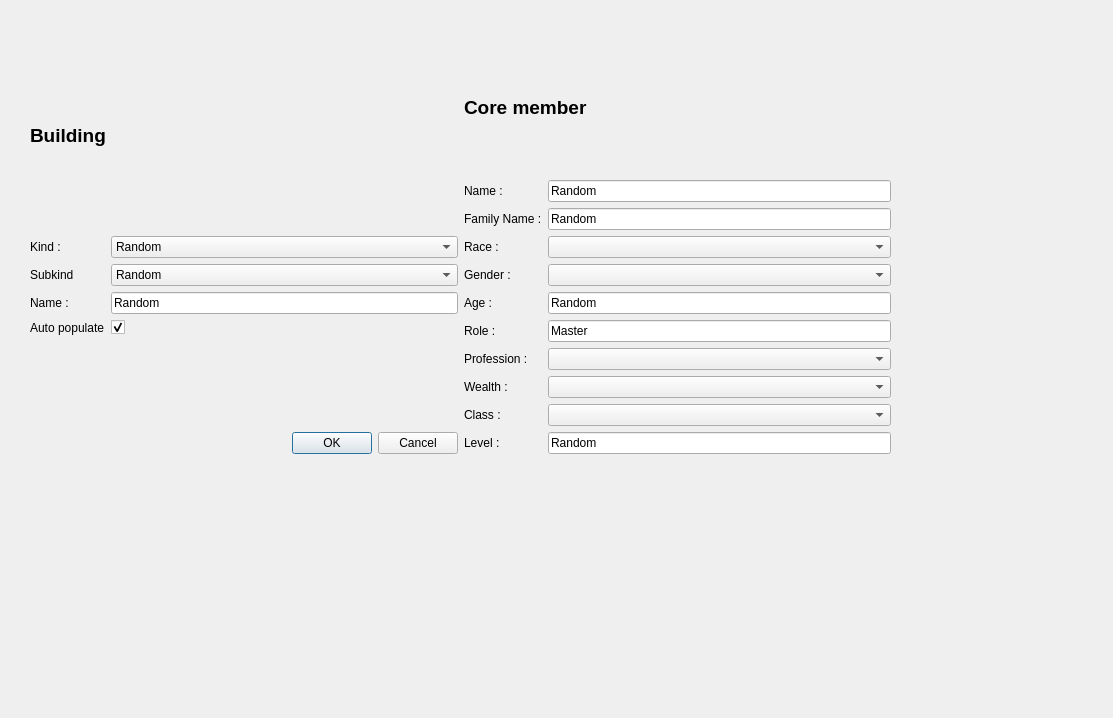
The window that ModularWorldUi/add_building_dialog.ui (LordAle/ModularWorld) describes before a commit, drawn with Qt 5.
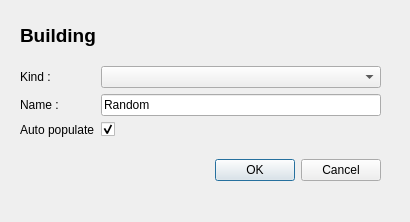
The same window after the commit.

What changed in the file:
```diff
--- a/ModularWorldUi/add_building_dialog.ui
+++ b/ModularWorldUi/add_building_dialog.ui
@@ -6,8 +6,8 @@
    <rect>
     <x>0</x>
     <y>0</y>
-    <width>1113</width>
-    <height>718</height>
+    <width>410</width>
+    <height>222</height>
    </rect>
   </property>
   <property name="windowTitle">
@@ -16,10 +16,10 @@
   <widget class="QWidget" name="horizontalLayoutWidget">
    <property name="geometry">
     <rect>
-     <x>30</x>
-     <y>40</y>
-     <width>861</width>
-     <height>414</height>
+     <x>20</x>
+     <y>10</y>
+     <width>361</width>
+     <height>171</height>
     </rect>
    </property>
    <layout class="QHBoxLayout" name="horizontalLayout">
@@ -27,6 +27,12 @@
      <layout class="QVBoxLayout" name="verticalLayout">
       <item>
        <widget class="QLabel" name="label">
+        <property name="maximumSize">
+         <size>
+          <width>16777215</width>
+          <height>50</height>
+         </size>
+        </property>
         <property name="font">
          <font>
           <pointsize>14</pointsize>
@@ -49,193 +55,36 @@
          </widget>
         </item>
         <item row="0" column="1">
-         <widget class="QComboBox" name="kindComboBox">
-          <item>
-           <property name="text">
-            <string>Random</string>
-           </property>
-          </item>
-          <item>
-           <property name="text">
-            <string>House (Noble)</string>
-           </property>
-          </item>
-          <item>
-           <property name="text">
-            <string>House (Bourgeois)</string>
-           </property>
-          </item>
-          <item>
-           <property name="text">
-            <string>House (Commoner)</string>
-           </property>
-          </item>
-          <item>
-           <property name="text">
-            <string>House (Farmer)</string>
-           </property>
-          </item>
-          <item>
-           <property name="text">
-            <string>Shop (General)</string>
-           </property>
-          </item>
-          <item>
-           <property name="text">
-            <string>Shop (Food)</string>
-           </property>
-          </item>
-          <item>
-           <property name="text">
-            <string>Shop (Health)</string>
-           </property>
-          </item>
-          <item>
-           <property name="text">
-            <string>Shop (Book)</string>
-           </property>
-          </item>
-          <item>
-           <property name="text">
-            <string>Shop (Magic)</string>
-           </property>
-          </item>
-          <item>
-           <property name="text">
-            <string>Shop (Luxery)</string>
-           </property>
-          </item>
-          <item>
-           <property name="text">
-            <string>Shop (Ressource)</string>
-           </property>
-          </item>
-          <item>
-           <property name="text">
-            <string>Workshop (Blacksmith)</string>
-           </property>
-          </item>
-          <item>
-           <property name="text">
-            <string>Workshop (Tailor)</string>
-           </property>
-          </item>
-          <item>
-           <property name="text">
-            <string>Workshop (Leatherwork)</string>
-           </property>
-          </item>
-          <item>
-           <property name="text">
-            <string>Workshop (Woodwork)</string>
-           </property>
-          </item>
-          <item>
-           <property name="text">
-            <string>Workshop (Other)</string>
-           </property>
-          </item>
-          <item>
-           <property name="text">
-            <string>Castle (Keep)</string>
-           </property>
-          </item>
-          <item>
-           <property name="text">
-            <string>Castle (Castle)</string>
-           </property>
-          </item>
-          <item>
-           <property name="text">
-            <string>Religious (Shrine)</string>
-           </property>
-          </item>
-          <item>
-           <property name="text">
-            <string>Religious (Monastery)</string>
-           </property>
-          </item>
-          <item>
-           <property name="text">
-            <string>Religious (Church)</string>
-           </property>
-          </item>
-          <item>
-           <property name="text">
-            <string>Religious (Cathedral)</string>
-           </property>
-          </item>
-          <item>
-           <property name="text">
-            <string>Education (School)</string>
-           </property>
-          </item>
-          <item>
-           <property name="text">
-            <string>Education (University)</string>
-           </property>
-          </item>
-          <item>
-           <property name="text">
-            <string>Military (Barrack)</string>
-           </property>
-          </item>
-          <item>
-           <property name="text">
-            <string>Military (Prison)</string>
-           </property>
-          </item>
-          <item>
-           <property name="text">
-            <string>Military (Fortress)</string>
-           </property>
-          </item>
-         </widget>
+         <widget class="QComboBox" name="kindComboBox"/>
         </item>
-        <item row="2" column="0">
+        <item row="1" column="0">
          <widget class="QLabel" name="nameLabel">
           <property name="text">
            <string>Name :</string>
           </property>
          </widget>
         </item>
-        <item row="2" column="1">
+        <item row="1" column="1">
          <widget class="QLineEdit" name="nameLineEdit">
           <property name="text">
            <string>Random</string>
           </property>
          </widget>
         </item>
-        <item row="3" column="0">
+        <item row="2" column="0">
          <widget class="QLabel" name="autoPopulateLabel">
           <property name="text">
            <string>Auto populate</string>
           </property>
          </widget>
         </item>
-        <item row="3" column="1">
+        <item row="2" column="1">
          <widget class="QCheckBox" name="autoPopulateCheckBox">
           <property name="checked">
            <bool>true</bool>
           </property>
          </widget>
         </item>
-        <item row="1" column="0">
-         <widget class="QLabel" name="subkindLabel">
-          <property name="text">
-           <string>Subkind</string>
-          </property>
-         </widget>
-        </item>
-        <item row="1" column="1">
-         <widget class="QComboBox" name="subkindComboBox">
-          <item>
-           <property name="text">
-            <string>Random</string>
-           </property>
-          </item>
-         </widget>
-        </item>
        </layout>
       </item>
       <item>
@@ -250,151 +99,6 @@
       </item>
      </layout>
     </item>
-    <item>
-     <layout class="QVBoxLayout" name="verticalLayout_2">
-      <item>
-       <widget class="QLabel" name="label_2">
-        <property name="font">
-         <font>
-          <pointsize>14</pointsize>
-          <weight>75</weight>
-          <bold>true</bold>
-         </font>
-        </property>
-        <property name="text">
-         <string>Core member</string>
-        </property>
-       </widget>
-      </item>
-      <item>
-       <layout class="QFormLayout" name="formLayout_2">
-        <item row="0" column="0">
-         <widget class="QLabel" name="nameLabel_2">
-          <property name="text">
-           <string>Name :</string>
-          </property>
-         </widget>
-        </item>
-        <item row="0" column="1">
-         <widget class="QLineEdit" name="coreNameLineEdit">
-          <property name="text">
-           <string>Random</string>
-          </property>
-         </widget>
-        </item>
-        <item row="1" column="0">
-         <widget class="QLabel" name="familyNameLabel">
-          <property name="text">
-           <string>Family Name :</string>
-          </property>
-         </widget>
-        </item>
-        <item row="1" column="1">
-         <widget class="QLineEdit" name="familyNameLineEdit">
-          <property name="text">
-           <string>Random</string>
-          </property>
-         </widget>
-        </item>
-        <item row="2" column="0">
-         <widget class="QLabel" name="raceLabel">
-          <property name="text">
-           <string>Race :</string>
-          </property>
-         </widget>
-        </item>
-        <item row="2" column="1">
-         <widget class="QComboBox" name="raceComboBox"/>
-        </item>
-        <item row="3" column="0">
-         <widget class="QLabel" name="genderLabel">
-          <property name="text">
-           <string>Gender :</string>
-          </property>
-         </widget>
-        </item>
-        <item row="3" column="1">
-         <widget class="QComboBox" name="genderComboBox"/>
-        </item>
-        <item row="4" column="0">
-         <widget class="QLabel" name="ageLabel">
-          <property name="text">
-           <string>Age :</string>
-          </property>
-         </widget>
-        </item>
-        <item row="5" column="0">
-         <widget class="QLabel" name="roleLabel">
-          <property name="text">
-           <string>Role :</string>
-          </property>
-         </widget>
-        </item>
-        <item row="6" column="0">
-         <widget class="QLabel" name="professionLabel">
-          <property name="text">
-           <string>Profession :</string>
-          </property>
-         </widget>
-        </item>
-        <item row="6" column="1">
-         <widget class="QComboBox" name="professionComboBox"/>
-        </item>
-        <item row="8" column="0">
-         <widget class="QLabel" name="classLabel">
-          <property name="text">
-           <string>Class :</string>
-          </property>
-         </widget>
-        </item>
-        <item row="8" column="1">
-         <widget class="QComboBox" name="classComboBox"/>
-        </item>
-        <item row="9" column="0">
-         <widget class="QLabel" name="levelLabel">
-          <property name="text">
-           <string>Level :</string>
-          </property>
-         </widget>
-        </item>
-        <item row="9" column="1">
-         <widget class="QLineEdit" name="levelLineEdit">
-          <property name="text">
-           <string>Random</string>
-          </property>
-         </widget>
-        </item>
-        <item row="4" column="1">
-         <widget class="QLineEdit" name="ageLineEdit">
-          <property name="text">
-           <string>Random</string>
-          </property>
-         </widget>
-        </item>
-        <item row="7" column="0">
-         <widget class="QLabel" name="wealthLabel">
-          <property name="text">
-           <string>Wealth :</string>
-          </property>
-         </widget>
-        </item>
-        <item row="7" column="1">
-         <widget class="QComboBox" name="wealthComboBox"/>
-        </item>
-        <item row="5" column="1">
-         <widget class="QLineEdit" name="roleLineEdit">
-          <property name="text">
-           <string>Master</string>
-          </property>
-          <property name="readOnly">
-           <bool>true</bool>
-          </property>
-         </widget>
-        </item>
-       </layout>
-      </item>
-     </layout>
-    </item>
    </layout>
   </widget>
  </widget>
```
